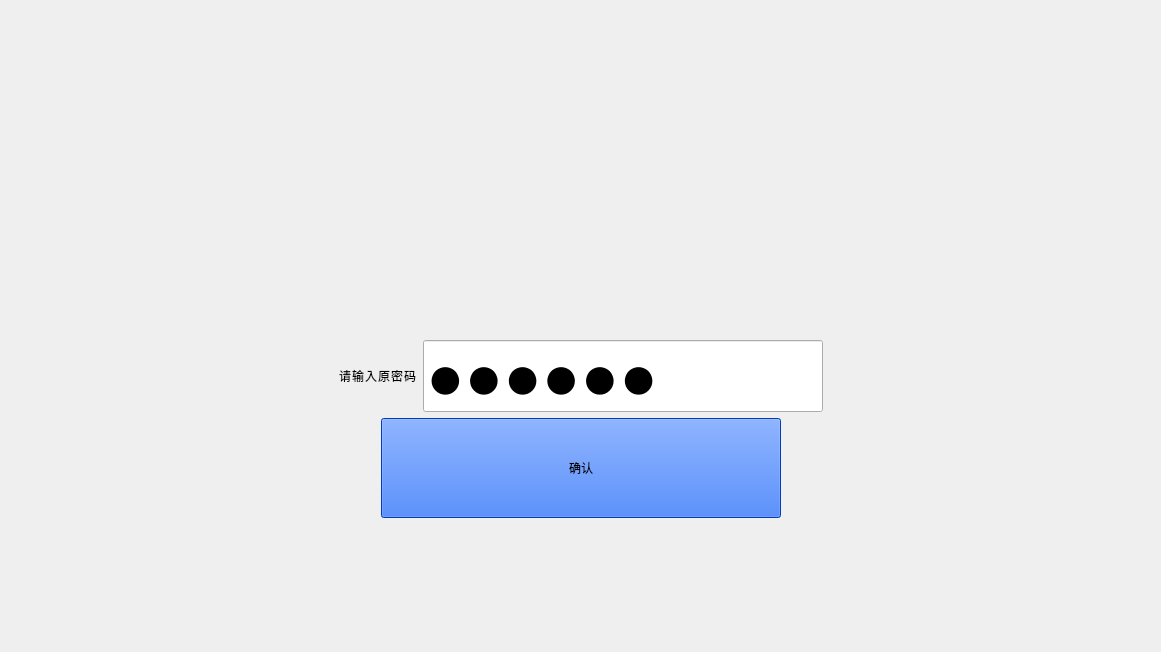
Old version of the form SSCard_System/up_Inputpwd.ui in the repository leithergit/SSCard_System.
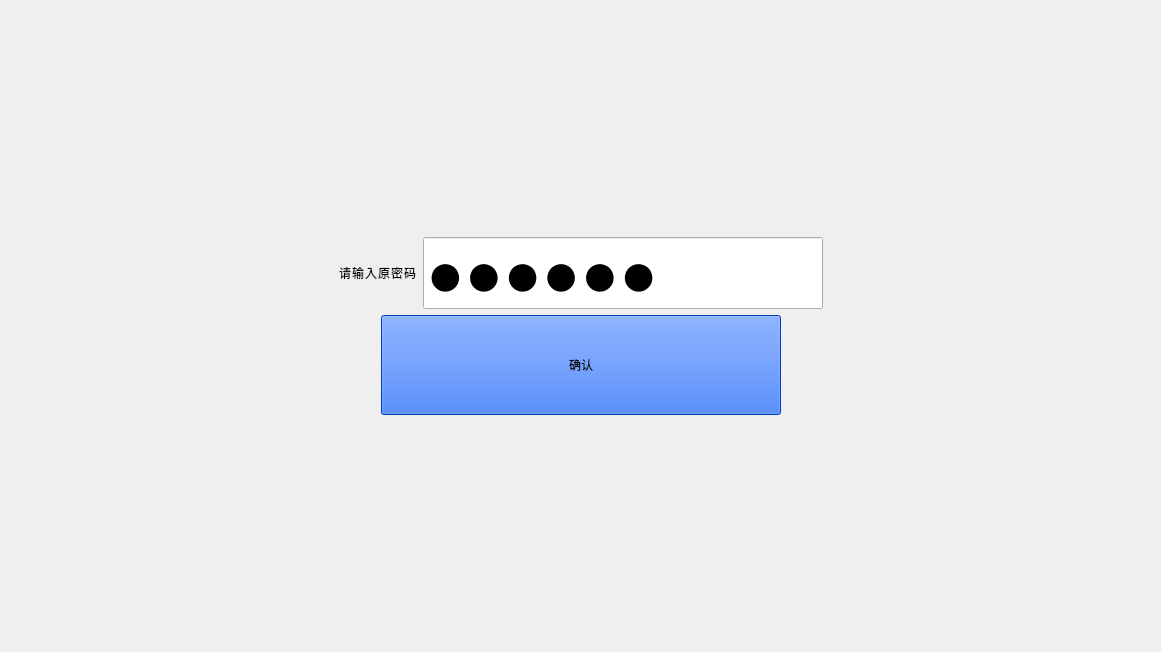
New version of the form. Icons and pictures are not drawn.

```diff
--- a/SSCard_System/up_Inputpwd.ui
+++ b/SSCard_System/up_Inputpwd.ui
@@ -13,7 +13,7 @@
   <property name="windowTitle">
    <string>Form</string>
   </property>
-  <layout class="QVBoxLayout" name="verticalLayout" stretch="0,6,2,1,0">
+  <layout class="QVBoxLayout" name="verticalLayout" stretch="0,2,1,0">
    <item>
     <spacer name="verticalSpacer_2">
      <property name="orientation">
@@ -27,33 +27,6 @@
      </property>
     </spacer>
    </item>
-   <item>
-    <widget class="QLabel" name="label_Swipecard">
-     <property name="minimumSize">
-      <size>
-       <width>600</width>
-       <height>200</height>
-      </size>
-     </property>
-     <property name="maximumSize">
-      <size>
-       <width>16777215</width>
-       <height>100</height>
-      </size>
-     </property>
-     <property name="styleSheet">
-      <string notr="true">font: 25 24pt &quot;Microsoft YaHei UI&quot;;
-border-image: url(:/Image/card3.jpg);
-color: rgb(0, 0, 0);</string>
-     </property>
-     <property name="text">
-      <string/>
-     </property>
-     <property name="alignment">
-      <set>Qt::AlignCenter</set>
-     </property>
-    </widget>
-   </item>
    <item>
     <layout class="QHBoxLayout" name="horizontalLayout_2">
      <item>
@@ -79,6 +52,12 @@
            <height>72</height>
           </size>
          </property>
+         <property name="maximumSize">
+          <size>
+           <width>16777215</width>
+           <height>72</height>
+          </size>
+         </property>
          <property name="styleSheet">
           <string notr="true">font:48pt &quot;思源黑体 CN Medium&quot;;
 font-weight: normal;
@@ -109,7 +88,7 @@
           <font>
            <family>Microsoft YaHei UI</family>
            <pointsize>48</pointsize>
-           <weight>3</weight>
+           <weight>50</weight>
            <italic>false</italic>
            <bold>false</bold>
           </font>
@@ -118,8 +97,7 @@
           <enum>Qt::NoContextMenu</enum>
          </property>
          <property name="styleSheet">
-          <string notr="true">font: 25 48pt &quot;Microsoft YaHei UI&quot;;
-color: rgb(0, 0, 0);</string>
+          <string notr="true"/>
          </property>
          <property name="text">
           <string>123456</string>
```
Left out of the diff: 2 changed lines with no effect on the pictures.
